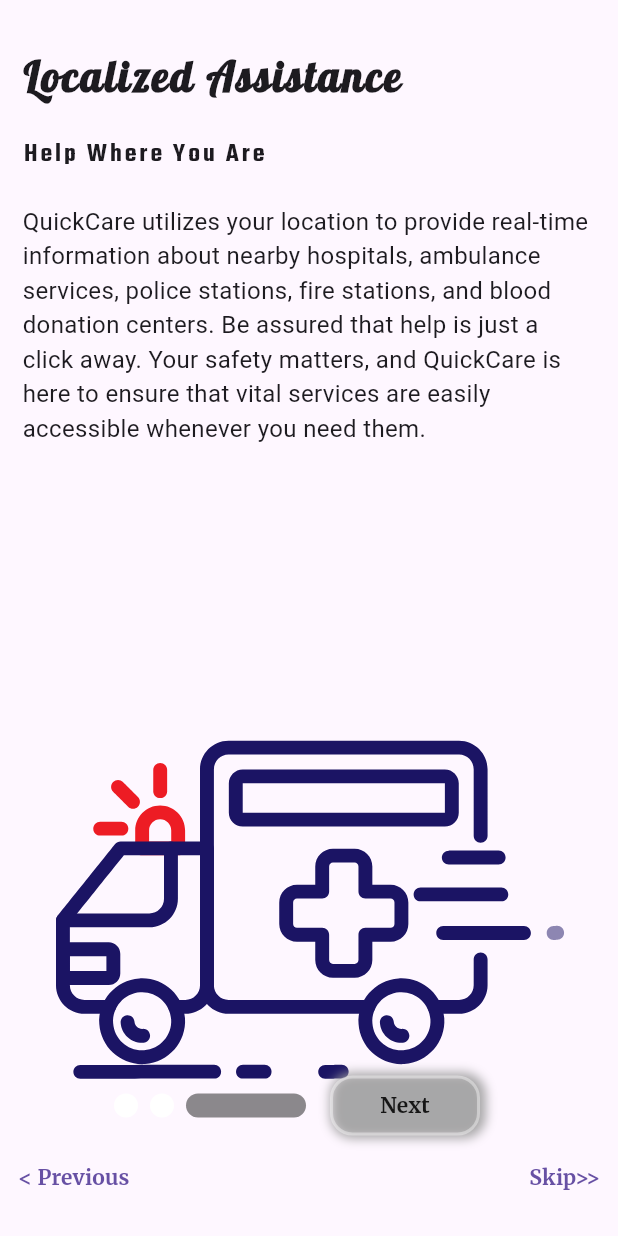
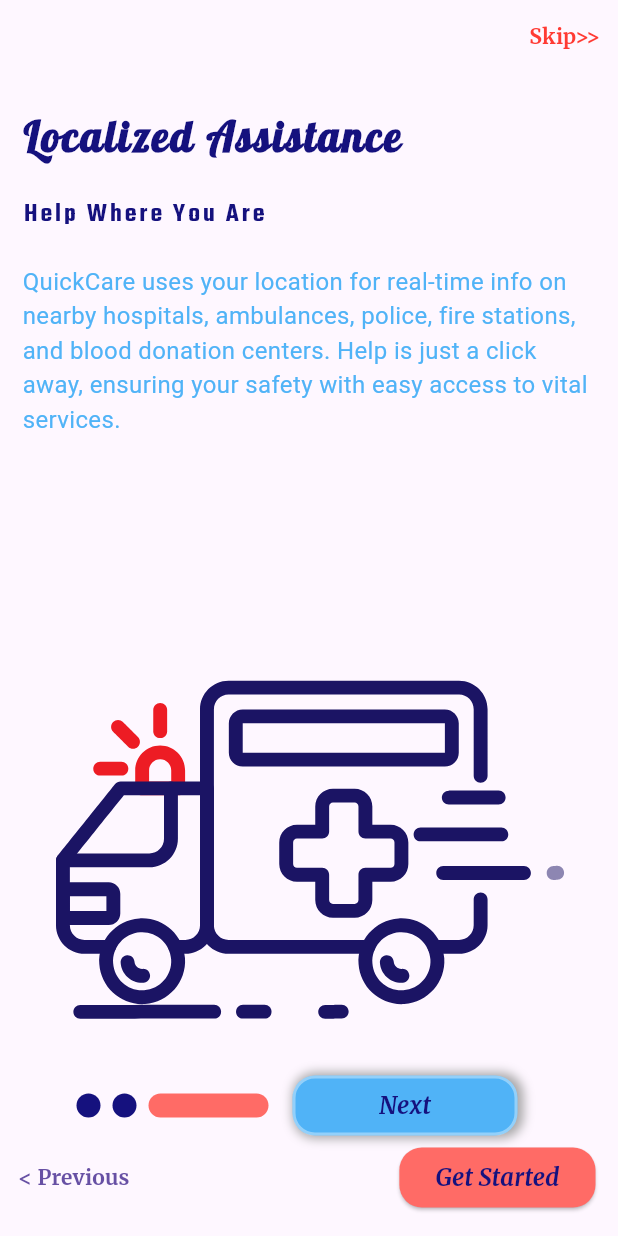
Before and after one commit to najeebnaju512/quickcare_emergency_assist, a Flutter app: the screen it shows after launch, swiped to page 3, on a phone screen of 412 x 824 dp. Run offline on Flutter 3.47's test engine with Material 3 defaults, Android fonts, the phone set to English and light mode, and no system bars; drawn by our look-alikes of lottie, smooth_page_indicator; our stand-ins replace google_fonts; Roboto replaces fonts that are missing (Prompt).

Commit message:
9/58-11/2/24

```diff
--- /dev/null
+++ b/lib/controller/bottomnav_Cntrl.dart
@@ -0,0 +1,12 @@
+import 'package:flutter/foundation.dart';
+
+class BottomNavigationProvider extends ChangeNotifier {
+  int _currentIndex = 0;
+
+  int get currentIndex => _currentIndex;
+
+  set currentIndex(int index) {
+    _currentIndex = index;
+    notifyListeners();
+  }
+}
--- a/lib/main.dart
+++ b/lib/main.dart
@@ -2,6 +2,8 @@
 import 'package:provider/provider.dart';
 import 'package:quickcare_emergency_assist/controller/onbrd_controller.dart';
 import 'package:quickcare_emergency_assist/view/onboarding/onboard.dart';
+
+import 'controller/bottomnav_Cntrl.dart';
 
 void main() {
   runApp(const MyApp());
@@ -18,7 +20,9 @@
       providers: [
         ChangeNotifierProvider(
           create: (context) => OnboardController(),
-        )
+        ),
+        ChangeNotifierProvider(
+      create: (context) => BottomNavigationProvider(),)
       ],
       child: MaterialApp(
         debugShowCheckedModeBanner: false,
--- a/lib/model/onbrd_model.dart
+++ b/lib/model/onbrd_model.dart
@@ -4,20 +4,20 @@
     "title": "Swift Emergency Assistance",
     "subtitle": "Your Lifeline in Urgency",
     "description":
-        "Welcome to QuickCare-your go-to app for immediate access to vital emergency services. Whether you need a hospital, an ambulance, police assistance, fire services, or a blood donor, QuickCare has you covered. Let's get started to ensure your safety and well-being.",
+        "Welcome to QuickCare - your all-in-one app for instant access to emergency services. Find hospitals, ambulances, police, fire services, or blood donors quickly. Ensure your safety and well-being with QuickCare."
   };
   Map<String, dynamic> page2 = {
     "asset": "assets/animation/intro2.json",
     "title": "Quick Access, Quick Response",
     "subtitle": "User-Friendly Interface",
     "description":
-        "QuickCare is designed with simplicity in mind. Easily navigate through our user-friendly interface to find and request assistance with just a few taps. Whether it's a medical emergency or you need urgent help from authorities, QuickCare ensures instant access to the right services when you need them the most.",
+        "QuickCare: Simple, user-friendly design for easy navigation. Get assistance with a few taps for medical emergencies or urgent help from authorities instantly."
   };
   Map<String, dynamic> page3 = {
     "asset": "assets/animation/intro3.json",
     "title": " Localized Assistance",
     "subtitle": "Help Where You Are",
     "description":
-        "QuickCare utilizes your location to provide real-time information about nearby hospitals, ambulance services, police stations, fire stations, and blood donation centers. Be assured that help is just a click away. Your safety matters, and QuickCare is here to ensure that vital services are easily accessible whenever you need them.",
+        "QuickCare uses your location for real-time info on nearby hospitals, ambulances, police, fire stations, and blood donation centers. Help is just a click away, ensuring your safety with easy access to vital services.",
   };
 }
--- a/lib/utils/colors.dart
+++ b/lib/utils/colors.dart
@@ -1,7 +1,10 @@
-// import 'package:flutter/material.dart';
+import 'package:flutter/material.dart';
 
-// class ColorTheme {
-
-//   Color primary=
-
-// }
+class ColorTheme {
+  static Color red = Color(0xFFff3a33);
+  static Color redaccent = Color(0xFFff6b66);
+  static Color l8Blue = Color(0xFF50b3f7);
+  static Color drkBlue = Color(0xFF15117e);
+  static Color white = Color(0xFFffffff);
+  static Color black = Color(0xFF1a1a1d);
+}
--- a/lib/view/onboarding/onboard.dart
+++ b/lib/view/onboarding/onboard.dart
@@ -1,6 +1,8 @@
 import 'package:flutter/material.dart';
 import 'package:google_fonts/google_fonts.dart';
 import 'package:provider/provider.dart';
+import 'package:quickcare_emergency_assist/utils/colors.dart';
+import 'package:quickcare_emergency_assist/view/login/login.dart';
 import 'package:quickcare_emergency_assist/view/onboarding/widget/page1.dart';
 import 'package:quickcare_emergency_assist/view/onboarding/widget/page2.dart';
 import 'package:quickcare_emergency_assist/view/onboarding/widget/page3.dart';
@@ -16,7 +18,6 @@
 
 class _OnboardState extends State<Onboard> {
   PageController _pageCntrl = PageController();
-
   @override
   Widget build(BuildContext context) {
     return Scaffold(
@@ -24,7 +25,24 @@
         builder: (context, onControl, child) {
           return Stack(
             children: [
+              SizedBox(height: 25,),
+              Row(
+                mainAxisAlignment: MainAxisAlignment.end,
+                crossAxisAlignment: CrossAxisAlignment.end,
+                children: [
+                  TextButton(
+                      onPressed: () {
+                        _pageCntrl.jumpToPage(2);
+                      },
+                      child: Text(
+                        "Skip>>",
+                        style: GoogleFonts.merriweather(
+                            color: ColorTheme.red, fontWeight: FontWeight.w700),
+                      )),
+                ],
+              ),
               PageView(
+                physics: NeverScrollableScrollPhysics(),
                 controller: _pageCntrl,
                 children: <Widget>[Page1(), Page2(), Page3()],
               ),
@@ -42,8 +60,8 @@
                           controller: _pageCntrl,
                           count: 3,
                           effect: ExpandingDotsEffect(
-                              dotColor: Colors.white,
-                              activeDotColor: Colors.black45,
+                              dotColor: ColorTheme.drkBlue,
+                              activeDotColor: ColorTheme.redaccent,
                               expansionFactor: 5),
                         ),
                       ),
@@ -67,16 +85,32 @@
                                 // color: AppTheme.primaryColor,
                                 fontWeight: FontWeight.w700),
                           )),
-                      TextButton(
+                      Padding(
+                        padding: const EdgeInsets.only(right: 15),
+                        child: ElevatedButton(
                           onPressed: () {
-                            _pageCntrl.jumpToPage(2);
+                            //navigation to login page
+                            Navigator.of(context).pushReplacement(MaterialPageRoute(
+                                builder: (context) => LoginPage()));
                           },
+                          child: Center(
                             child: Text(
-                            "Skip>>",
+                              "Get Started",
                               style: GoogleFonts.merriweather(
-                                // color: AppTheme.primaryColor,
+                                  fontSize: 16,
+                                  fontStyle: FontStyle.italic,
+                                  color: ColorTheme.drkBlue,
                                   fontWeight: FontWeight.w700),
-                          )),
+                            ),
+                          ),
+                          style: ElevatedButton.styleFrom(
+                              backgroundColor: ColorTheme.redaccent,
+                              minimumSize: Size(60, 40),
+                              shape: RoundedRectangleBorder(
+                                  borderRadius:
+                                      BorderRadius.all(Radius.circular(15)))),
+                        ),
+                      )
                     ],
                   ),
                   SizedBox(
@@ -92,7 +126,6 @@
   }
 
   bottonChanged(context) {
-    if (_pageCntrl != 2) {
     return MaterialButton(
       onPressed: () {
         _pageCntrl.nextPage(
@@ -101,7 +134,7 @@
       },
       child: Container(
         height: 40,
-          width: 100,
+        width: 150,
         decoration: BoxDecoration(
             boxShadow: [
               BoxShadow(
@@ -113,46 +146,14 @@
             ],
             border: Border.all(color: Colors.white38, width: 2),
             borderRadius: BorderRadius.circular(15),
-            // color: AppTheme.accentColor2
-          ),
+            color: ColorTheme.l8Blue),
         child: Center(
           child: Text(
             " Next ",
             style: GoogleFonts.merriweather(
-                  // color: AppTheme.primaryColor,
-                  fontWeight: FontWeight.w700),
-            ),
-          ),
-        ),
-      );
-    } else {
-      return MaterialButton(
-          onPressed: () {
-            //navigation to login page
-            // Navigator.of(context)
-            //     .push(MaterialPageRoute(builder: (context) => LoginSignUp()));
-          },
-          child: Container(
-            height: 40,
-            width: 100,
-            decoration: BoxDecoration(
-              boxShadow: [
-                BoxShadow(
-                  color: Colors.grey.withOpacity(0.9),
-                  blurRadius: 5,
-                  spreadRadius: 2,
-                  offset: Offset(2, 0),
-                ),
-              ],
-              border: Border.all(color: Colors.white38, width: 5),
-              borderRadius: BorderRadius.circular(15),
-              // color: AppTheme.secondaryColor
-            ),
-            child: Center(
-              child: Text(
-                " Get Started ",
-                style: GoogleFonts.merriweather(
-                    // color: AppTheme.accentColor,
+                fontSize: 16,
+                fontStyle: FontStyle.italic,
+                color: ColorTheme.drkBlue,
                 fontWeight: FontWeight.w700),
           ),
         ),
@@ -160,4 +161,3 @@
     );
   }
 }
-}
--- a/lib/view/onboarding/widget/page3.dart
+++ b/lib/view/onboarding/widget/page3.dart
@@ -1,6 +1,7 @@
 import 'package:flutter/material.dart';
 import 'package:google_fonts/google_fonts.dart';
 import 'package:lottie/lottie.dart';
+import 'package:quickcare_emergency_assist/utils/colors.dart';
 
 class Page3 extends StatefulWidget {
   const Page3({super.key});
@@ -14,7 +15,9 @@
   Widget build(BuildContext context) {
     double _height = MediaQuery.of(context).size.height;
     double _width = MediaQuery.of(context).size.width;
-    return Stack(
+    return Padding(
+      padding: const EdgeInsets.symmetric(vertical: 40),
+      child: Stack(
         children: [
           Container(
             height: _height,
@@ -38,22 +41,9 @@
               borderRadius: BorderRadius.only(
                   topLeft: Radius.circular(200),
                   bottomRight: Radius.circular(200)),
-            //   gradient: LinearGradient(
-            //       colors: [
-            //         AppTheme.accentColor2,
-            //         AppTheme.accentColor3,
-            //       ],
-            //   //   gradient: LinearGradient(
-            //   // colors: [
-            //   //   AppTheme.secondaryColor,
-            //   //   AppTheme.primaryColor,
-            //   // ],
-            //   begin: Alignment.topLeft,
-            //   end: Alignment.bottomCenter,
-            // )
             ),
             child: Padding(
-            padding: const EdgeInsets.symmetric(horizontal: 15,vertical: 30),
+              padding: const EdgeInsets.symmetric(horizontal: 15, vertical: 30),
               child: Column(
                 mainAxisAlignment: MainAxisAlignment.start,
                 crossAxisAlignment: CrossAxisAlignment.start,
@@ -61,7 +51,7 @@
                   Text(
                     'Localized Assistance',
                     style: GoogleFonts.lobster(
-                      // color: AppTheme.neutralColor,
+                        color: ColorTheme.drkBlue,
                         fontSize: 28.0,
                         fontWeight: FontWeight.bold,
                         letterSpacing: 1.5),
@@ -71,17 +61,17 @@
                     'Help Where You Are',
                     style: GoogleFonts.teko(
                         fontSize: 18.0,
-                      // color: AppTheme.textColor,
+                        color: ColorTheme.drkBlue,
                         fontWeight: FontWeight.w600,
                         letterSpacing: 2),
                   ),
                   SizedBox(height: 20.0),
                   Text(
-              'QuickCare utilizes your location to provide real-time information about nearby hospitals, ambulance services, police stations, fire stations, and blood donation centers. Be assured that help is just a click away. Your safety matters, and QuickCare is here to ensure that vital services are easily accessible whenever you need them.',
+                    "QuickCare uses your location for real-time info on nearby hospitals, ambulances, police, fire stations, and blood donation centers. Help is just a click away, ensuring your safety with easy access to vital services.",
                     textAlign: TextAlign.left,
                     style: GoogleFonts.prompt(
                       fontSize: 16.0,
-                    // color:AppTheme.secondaryTextColor,
+                      color: ColorTheme.l8Blue,
                     ),
                   ),
                 ],
@@ -89,6 +79,7 @@
             ),
           ),
         ],
+      ),
     );
   }
 }
```
Also changed, not shown: lib/view/home/startScrn.dart (added, +73 -0 lines), lib/view/login/login.dart (added, +138 -0 lines), lib/view/login/otp_genrate.dart (added, +151 -0 lines), lib/view/login/widget/otpbox.dart (added, +45 -0 lines), lib/view/onboarding/widget/page1.dart (+10 -6 lines), lib/view/onboarding/widget/page2.dart (+11 -6 lines). Lines whose indentation alone changed are shown as unchanged.
